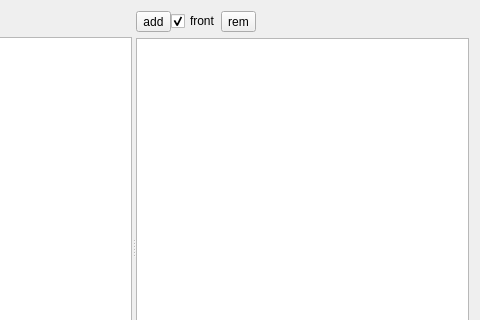
First picture: the form in Window.ui, repository gil9red/CardPreview, before the edit; both pictures show x 249 to 729 and y 0 to 320 of the 729 by 494 pixel window.
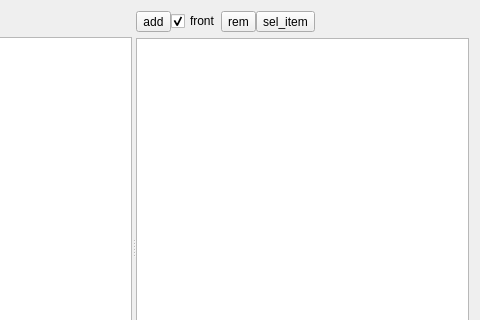
Second picture: the form after the edit.

Diff of the .ui file:
```diff
--- a/Window.ui
+++ b/Window.ui
@@ -104,6 +104,13 @@
            </property>
           </widget>
          </item>
+         <item>
+          <widget class="QToolButton" name="tb_select_item">
+           <property name="text">
+            <string>sel_item</string>
+           </property>
+          </widget>
+         </item>
          <item>
           <spacer name="horizontalSpacer">
            <property name="orientation">
```
